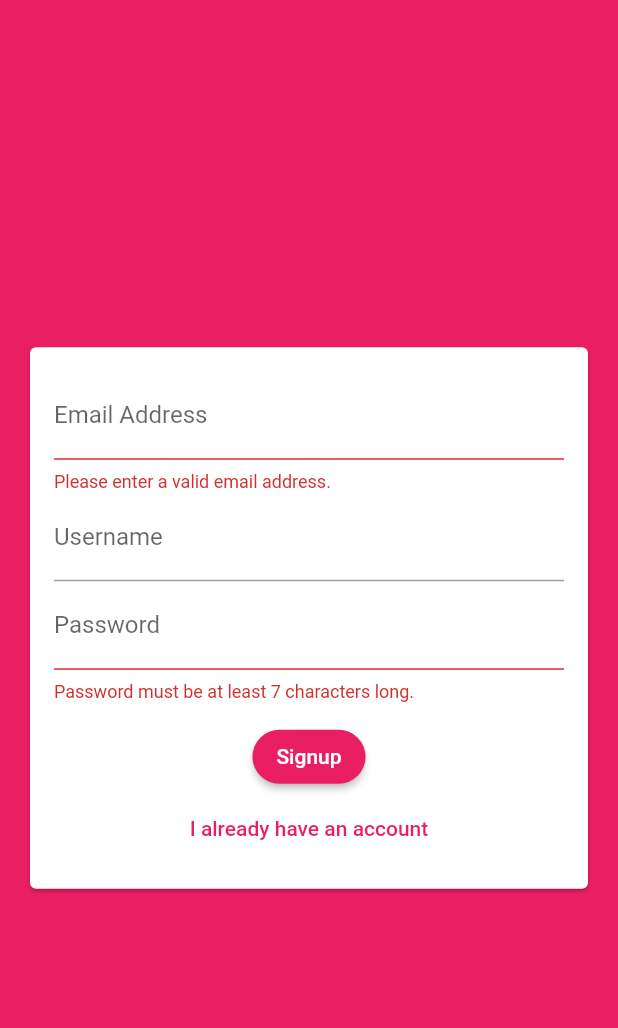
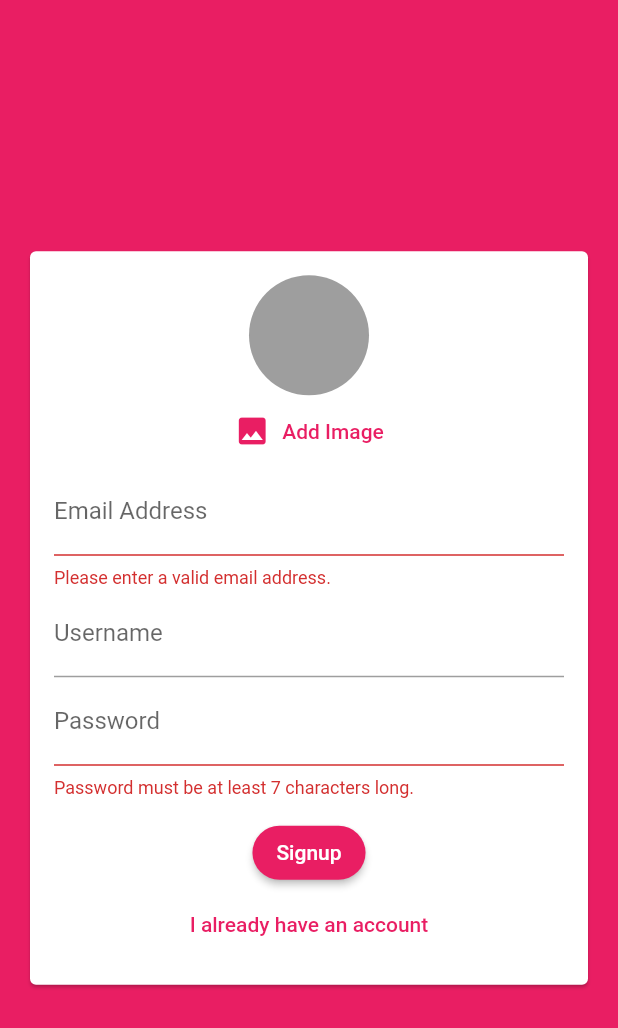
Before and after one commit to lastra-dev/chat-app, a Flutter app: the screen it shows after launch, after a tap on "Login", after a tap on "Create new account", on a phone screen of 412 x 824 dp. Shown: the top 1028 px of the screen. Run offline on Flutter 3.47's test engine with Material 2 defaults, Android fonts, the phone set to English and light mode, and no system bars; our stand-ins replace cloud_firestore, firebase_auth, firebase_core, image_picker; accounts and stored records are empty.

Commit message:
Add profile image picker

```diff
--- a/lib/widgets/auth/auth_form.dart
+++ b/lib/widgets/auth/auth_form.dart
@@ -1,4 +1,6 @@
+import 'dart:io';
 import 'package:flutter/material.dart';
+import '../pickers/user_image_picker.dart';
 
 class AuthForm extends StatefulWidget {
   final void Function({
@@ -23,10 +25,25 @@ class _AuthFormState extends State<AuthForm> {
   String? _userEmail = '';
   String? _userName = '';
   String? _userPassword = '';
+  File? _userImageFile;
+
+  void _pickedImage(File image) {
+    _userImageFile = image;
+  }
 
   void _trySubmit() {
     final isValid = _formKey.currentState!.validate();
     FocusScope.of(context).unfocus();
+
+    if (_userImageFile == null && !_isLogin) {
+      ScaffoldMessenger.of(context).showSnackBar(
+        SnackBar(
+          content: const Text('Please pick an image!'),
+          backgroundColor: Theme.of(context).errorColor,
+        ),
+      );
+      return;
+    }
 
     if (isValid) {
       _formKey.currentState!.save();
@@ -53,6 +70,7 @@ class _AuthFormState extends State<AuthForm> {
               child: Column(
                 mainAxisSize: MainAxisSize.min,
                 children: [
+                  if (!_isLogin) UserImagePicker(_pickedImage),
                   TextFormField(
                     key: const ValueKey('email'),
                     keyboardType: TextInputType.emailAddress,
--- /dev/null
+++ b/lib/widgets/pickers/user_image_picker.dart
@@ -0,0 +1,46 @@
+import 'dart:io';
+import 'package:flutter/material.dart';
+import 'package:image_picker/image_picker.dart';
+
+class UserImagePicker extends StatefulWidget {
+  final void Function(File pickedImage) onImagePick;
+
+  const UserImagePicker(this.onImagePick);
+
+  @override
+  _UserImagePickerState createState() => _UserImagePickerState();
+}
+
+class _UserImagePickerState extends State<UserImagePicker> {
+  File? _pickedImage;
+
+  Future<void> _pickImage() async {
+    final ImagePicker picker = ImagePicker();
+    final pickedImage = await picker.getImage(source: ImageSource.camera);
+    final pickedImageFile = File(pickedImage!.path);
+
+    setState(() {
+      _pickedImage = pickedImageFile;
+    });
+    widget.onImagePick(pickedImageFile);
+  }
+
+  @override
+  Widget build(BuildContext context) {
+    return Column(
+      children: [
+        CircleAvatar(
+          radius: 40,
+          backgroundColor: Colors.grey,
+          backgroundImage:
+              _pickedImage != null ? FileImage(_pickedImage!) : null,
+        ),
+        TextButton.icon(
+          onPressed: _pickImage,
+          icon: const Icon(Icons.image),
+          label: const Text('Add Image'),
+        ),
+      ],
+    );
+  }
+}
--- a/pubspec.yaml
+++ b/pubspec.yaml
@@ -25,8 +25,10 @@ dependencies:
   cupertino_icons: ^1.0.2
   firebase_auth: ^1.4.1
   firebase_core: ^1.3.0
+  firebase_storage: ^8.1.3
   flutter:
     sdk: flutter
+  image_picker: ^0.8.1+1
   lint: ^1.5.3
 
 dev_dependencies:
```
Also changed, not shown: pubspec.lock, 1 other file.
